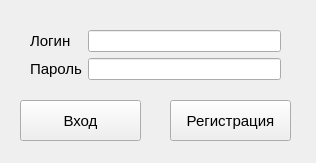
Old version of the form Messanger/Messanger/design.ui in the repository ShiWarai/quinkokolobicky.
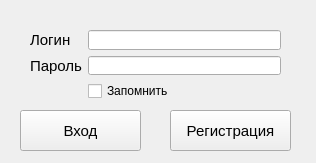
New version of the form. Icons and pictures are not drawn.

```diff
--- a/Messanger/Messanger/design.ui
+++ b/Messanger/Messanger/design.ui
@@ -19,7 +19,7 @@
   <property name="maximumSize">
    <size>
     <width>316</width>
-    <height>227</height>
+    <height>163</height>
    </size>
   </property>
   <property name="focusPolicy">
@@ -40,7 +40,7 @@
     <property name="geometry">
      <rect>
       <x>20</x>
-      <y>100</y>
+      <y>110</y>
       <width>121</width>
       <height>41</height>
      </rect>
@@ -61,7 +61,7 @@
     <property name="geometry">
      <rect>
       <x>170</x>
-      <y>100</y>
+      <y>110</y>
       <width>121</width>
       <height>41</height>
      </rect>
@@ -84,12 +84,16 @@
       <x>30</x>
       <y>30</y>
       <width>251</width>
-      <height>61</height>
+      <height>71</height>
      </rect>
     </property>
     <layout class="QFormLayout" name="formLayout">
      <item row="0" column="1">
-      <widget class="QLineEdit" name="login"/>
+      <widget class="QLineEdit" name="login">
+       <property name="inputMask">
+        <string/>
+       </property>
+      </widget>
      </item>
      <item row="0" column="0">
       <widget class="QLabel" name="label">
@@ -104,7 +108,11 @@
       </widget>
      </item>
      <item row="1" column="1">
-      <widget class="QLineEdit" name="password"/>
+      <widget class="QLineEdit" name="password">
+       <property name="echoMode">
+        <enum>QLineEdit::Password</enum>
+       </property>
+      </widget>
      </item>
      <item row="1" column="0">
       <widget class="QLabel" name="label_2">
@@ -118,6 +126,13 @@
        </property>
       </widget>
      </item>
+     <item row="2" column="1">
+      <widget class="QCheckBox" name="checkBox">
+       <property name="text">
+        <string>Запомнить</string>
+       </property>
+      </widget>
+     </item>
     </layout>
    </widget>
   </widget>
```
